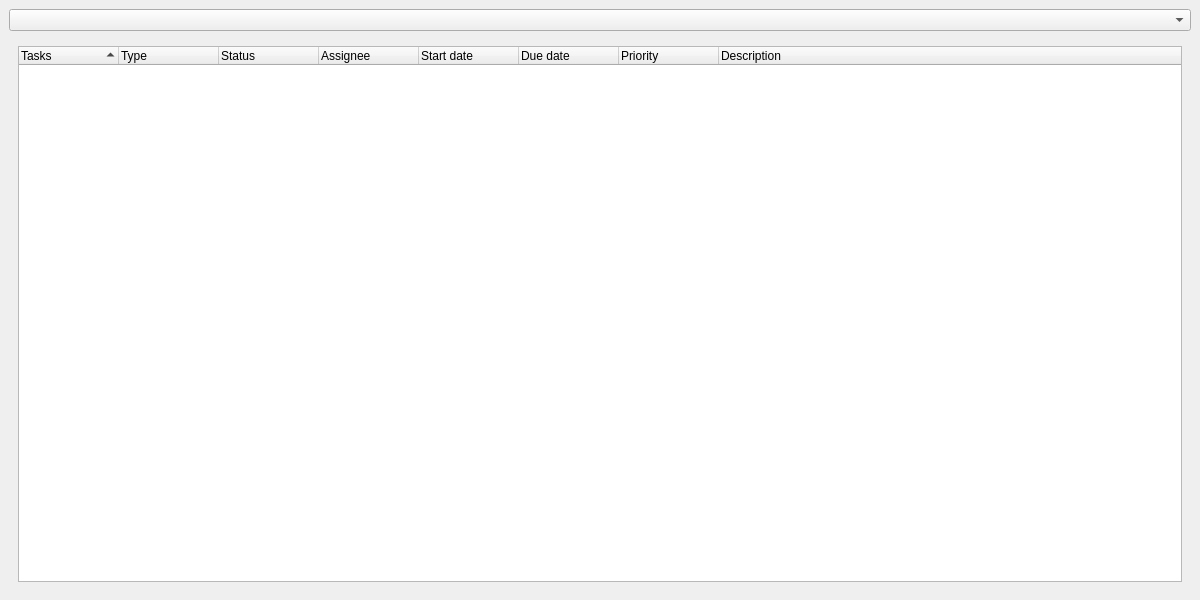
Above: UI/shot_tracker.ui from HaydenGuy/ftrack_Shot_Tracker before the change. Below: the same form after it.
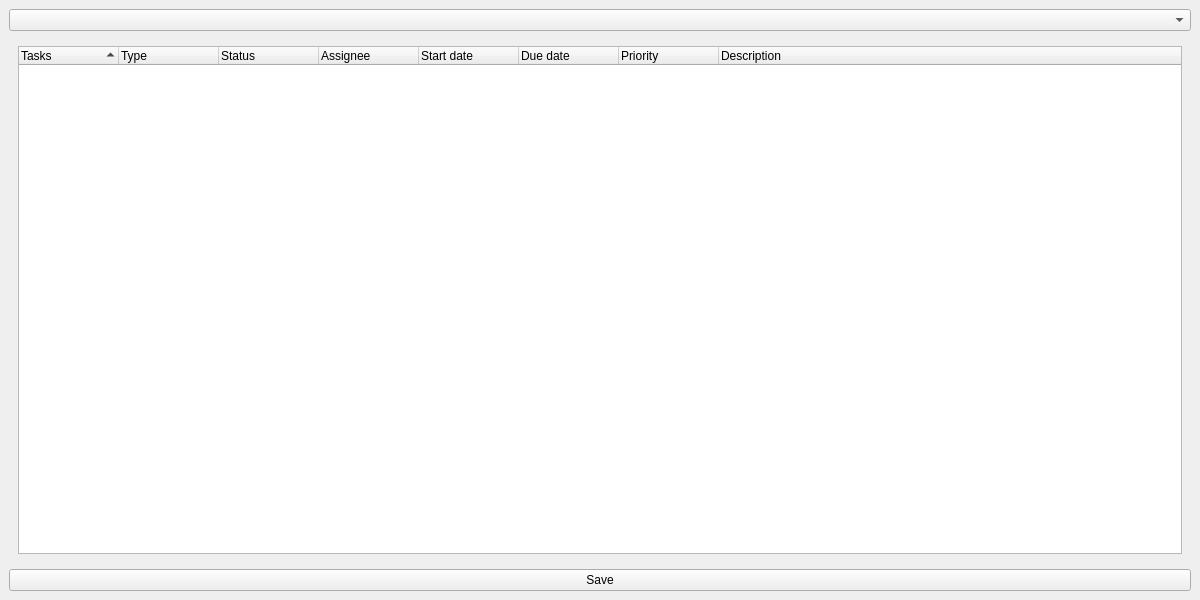
That is the form after the change.

```diff
--- a/UI/shot_tracker.ui
+++ b/UI/shot_tracker.ui
@@ -277,6 +277,20 @@
       </item>
      </layout>
     </item>
+    <item>
+     <layout class="QHBoxLayout" name="horizontalLayout">
+      <property name="topMargin">
+       <number>0</number>
+      </property>
+      <item>
+       <widget class="QPushButton" name="save_btn">
+        <property name="text">
+         <string>Save</string>
+        </property>
+       </widget>
+      </item>
+     </layout>
+    </item>
    </layout>
   </widget>
  </widget>
```
